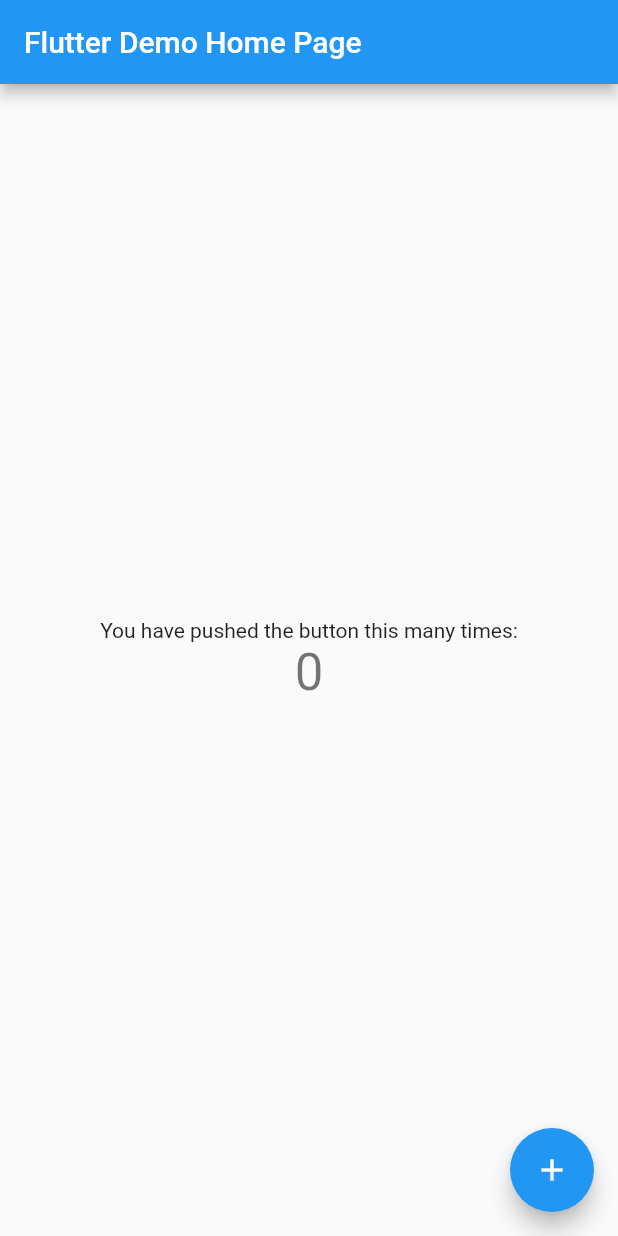
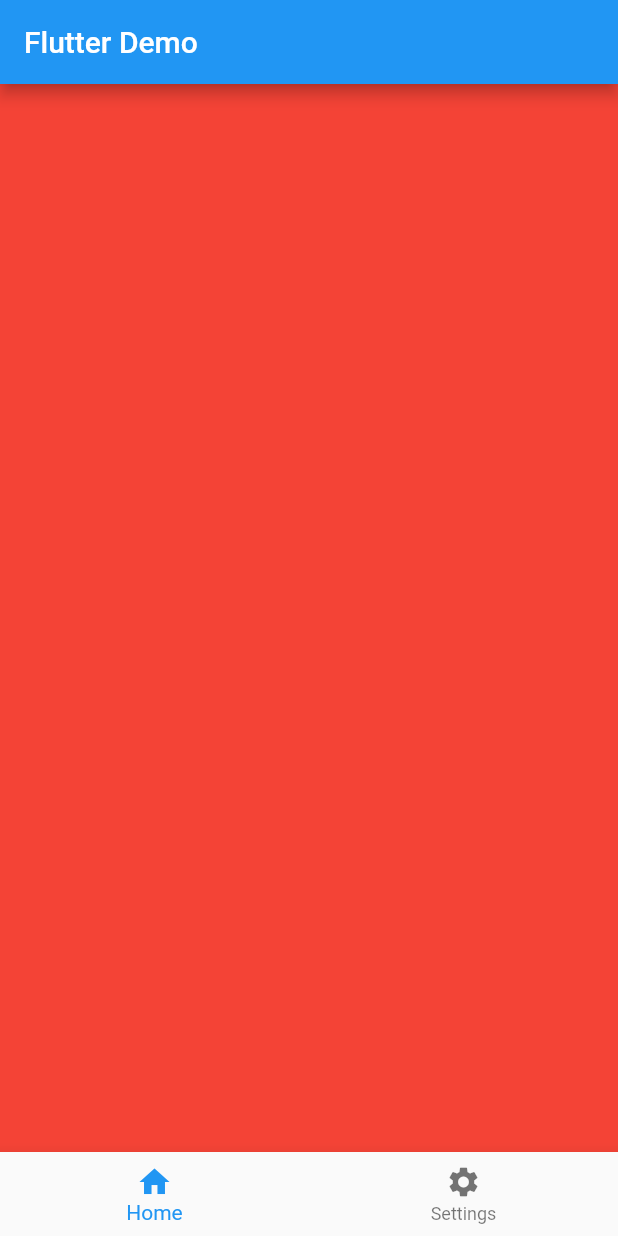
Before and after one commit to netoreboucas/transition-bug, a Flutter app: the screen it shows after launch, on a phone screen of 412 x 824 dp. Run offline on Flutter 3.47's test engine with Material 2 defaults, Android fonts, the phone set to English and light mode, and no system bars; our stand-ins replace flutter_mobx, flutter_modular, mobx; generated files the repository leaves out were written again.

```diff
--- /dev/null
+++ b/lib/app/app_widget.dart
@@ -0,0 +1,13 @@
+import 'package:flutter/material.dart';
+import 'package:flutter_modular/flutter_modular.dart';
+
+class AppWidget extends StatelessWidget {
+  @override
+  Widget build(BuildContext context) {
+    return MaterialApp(
+        title: 'Flutter Demo',
+        theme: ThemeData(
+          primarySwatch: Colors.blue,
+        )).modular();
+  }
+}
--- /dev/null
+++ b/lib/app/modules/menu/home/home_page.dart
@@ -0,0 +1,15 @@
+import 'package:example/app/modules/menu/home/home_controller.dart';
+import 'package:flutter/material.dart';
+import 'package:flutter_modular/flutter_modular.dart';
+
+class HomePage extends StatefulWidget {
+  @override
+  _HomePageState createState() => _HomePageState();
+}
+
+class _HomePageState extends ModularState<HomePage, HomeController> {
+  @override
+  Widget build(BuildContext context) {
+    return Container(color: Colors.red);
+  }
+}
--- /dev/null
+++ b/lib/app/modules/menu/menu_page.dart
@@ -0,0 +1,51 @@
+import 'package:example/app/modules/menu/menu_controller.dart';
+import 'package:flutter/material.dart';
+import 'package:flutter_mobx/flutter_mobx.dart';
+import 'package:flutter_modular/flutter_modular.dart';
+
+class MenuPage extends StatefulWidget {
+  @override
+  _MenuPageState createState() => _MenuPageState();
+}
+
+class _MenuPageState extends ModularState<MenuPage, MenuController> {
+  @override
+  void initState() {
+    super.initState();
+    controller.currentIndex = 0;
+  }
+
+  @override
+  Widget build(BuildContext context) {
+    return Scaffold(
+      appBar: AppBar(title: Text('Flutter Demo')),
+      body: RouterOutlet(),
+      bottomNavigationBar: _buildBottomNavigationBar(),
+    );
+  }
+
+  Widget _buildBottomNavigationBar() {
+    return Observer(
+      builder: (_) {
+        return SafeArea(
+          child: BottomNavigationBar(
+            currentIndex: controller.currentIndex,
+            items: [
+              BottomNavigationBarItem(
+                icon: Icon(Icons.home),
+                label: 'Home',
+              ),
+              BottomNavigationBarItem(
+                icon: Icon(Icons.settings),
+                label: 'Settings',
+              ),
+            ],
+            onTap: (id) {
+              controller.currentIndex = id;
+            },
+          ),
+        );
+      },
+    );
+  }
+}
--- a/lib/main.dart
+++ b/lib/main.dart
@@ -1,115 +1,13 @@
+import 'package:example/app/app_module.dart';
+import 'package:example/app/app_widget.dart';
 import 'package:flutter/material.dart';
+import 'package:flutter_modular/flutter_modular.dart';
 
-void main() {
-  runApp(const MyApp());
+void main() async {
+  runApp(
+    ModularApp(
+      module: AppModule(),
+      child: AppWidget(),
+    ),
+  );
 }
-
-class MyApp extends StatelessWidget {
-  const MyApp({Key? key}) : super(key: key);
-
-  // This widget is the root of your application.
-  @override
-  Widget build(BuildContext context) {
-    return MaterialApp(
-      title: 'Flutter Demo',
-      theme: ThemeData(
-        // This is the theme of your application.
-        //
-        // Try running your application with "flutter run". You'll see the
-        // application has a blue toolbar. Then, without quitting the app, try
-        // changing the primarySwatch below to Colors.green and then invoke
-        // "hot reload" (press "r" in the console where you ran "flutter run",
-        // or simply save your changes to "hot reload" in a Flutter IDE).
-        // Notice that the counter didn't reset back to zero; the application
-        // is not restarted.
-        primarySwatch: Colors.blue,
-      ),
-      home: const MyHomePage(title: 'Flutter Demo Home Page'),
-    );
-  }
-}
-
-class MyHomePage extends StatefulWidget {
-  const MyHomePage({Key? key, required this.title}) : super(key: key);
-
-  // This widget is the home page of your application. It is stateful, meaning
-  // that it has a State object (defined below) that contains fields that affect
-  // how it looks.
-
-  // This class is the configuration for the state. It holds the values (in this
-  // case the title) provided by the parent (in this case the App widget) and
-  // used by the build method of the State. Fields in a Widget subclass are
-  // always marked "final".
-
-  final String title;
-
-  @override
-  State<MyHomePage> createState() => _MyHomePageState();
-}
-
-class _MyHomePageState extends State<MyHomePage> {
-  int _counter = 0;
-
-  void _incrementCounter() {
-    setState(() {
-      // This call to setState tells the Flutter framework that something has
-      // changed in this State, which causes it to rerun the build method below
-      // so that the display can reflect the updated values. If we changed
-      // _counter without calling setState(), then the build method would not be
-      // called again, and so nothing would appear to happen.
-      _counter++;
-    });
-  }
-
-  @override
-  Widget build(BuildContext context) {
-    // This method is rerun every time setState is called, for instance as done
-    // by the _incrementCounter method above.
-    //
-    // The Flutter framework has been optimized to make rerunning build methods
-    // fast, so that you can just rebuild anything that needs updating rather
-    // than having to individually change instances of widgets.
-    return Scaffold(
-      appBar: AppBar(
-        // Here we take the value from the MyHomePage object that was created by
-        // the App.build method, and use it to set our appbar title.
-        title: Text(widget.title),
-      ),
-      body: Center(
-        // Center is a layout widget. It takes a single child and positions it
-        // in the middle of the parent.
-        child: Column(
-          // Column is also a layout widget. It takes a list of children and
-          // arranges them vertically. By default, it sizes itself to fit its
-          // children horizontally, and tries to be as tall as its parent.
-          //
-          // Invoke "debug painting" (press "p" in the console, choose the
-          // "Toggle Debug Paint" action from the Flutter Inspector in Android
-          // Studio, or the "Toggle Debug Paint" command in Visual Studio Code)
-          // to see the wireframe for each widget.
-          //
-          // Column has various properties to control how it sizes itself and
-          // how it positions its children. Here we use mainAxisAlignment to
-          // center the children vertically; the main axis here is the vertical
-          // axis because Columns are vertical (the cross axis would be
-          // horizontal).
-          mainAxisAlignment: MainAxisAlignment.center,
-          children: <Widget>[
-            const Text(
-              'You have pushed the button this many times:',
-            ),
-            Text(
-              '$_counter',
-              style: Theme.of(context).textTheme.headline4,
-            ),
-          ],
-        ),
-      ),
-      floatingActionButton: FloatingActionButton(
-        onPressed: _incrementCounter,
-        tooltip: 'Increment',
-        child: const Icon(Icons.add),
-      ), // This trailing comma makes auto-formatting nicer for build methods.
-    );
-  }
-}
```
Also changed, not shown: lib/app/app_module.dart (added, +12 -0 lines), lib/app/modules/menu/home/home_controller.dart (added, +15 -0 lines), lib/app/modules/menu/home/home_module.dart (added, +15 -0 lines), lib/app/modules/menu/menu_controller.dart (added, +24 -0 lines), lib/app/modules/menu/menu_module.dart (added, +20 -0 lines), lib/app/modules/menu/settings/settings_controller.dart (added, +15 -0 lines), lib/app/modules/menu/settings/settings_module.dart (added, +15 -0 lines), lib/app/modules/menu/settings/settings_page.dart (added, +15 -0 lines), pubspec.yaml (+6 -68 lines), lib/app/modules/menu/home/home_controller.g.dart (added), lib/app/modules/menu/menu_controller.g.dart (added), lib/app/modules/menu/settings/settings_controller.g.dart (added), pubspec.lock, 1 other file.
